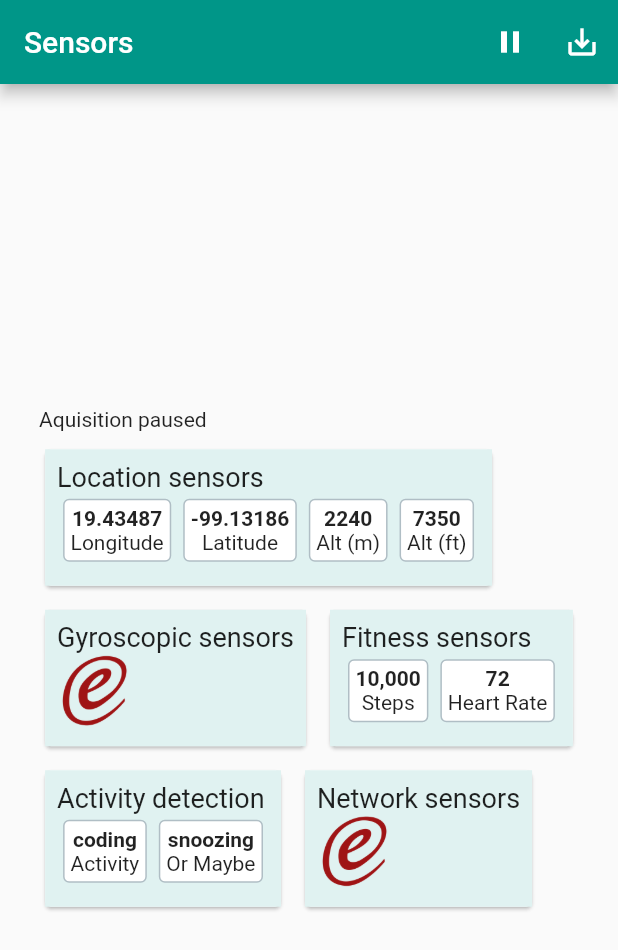
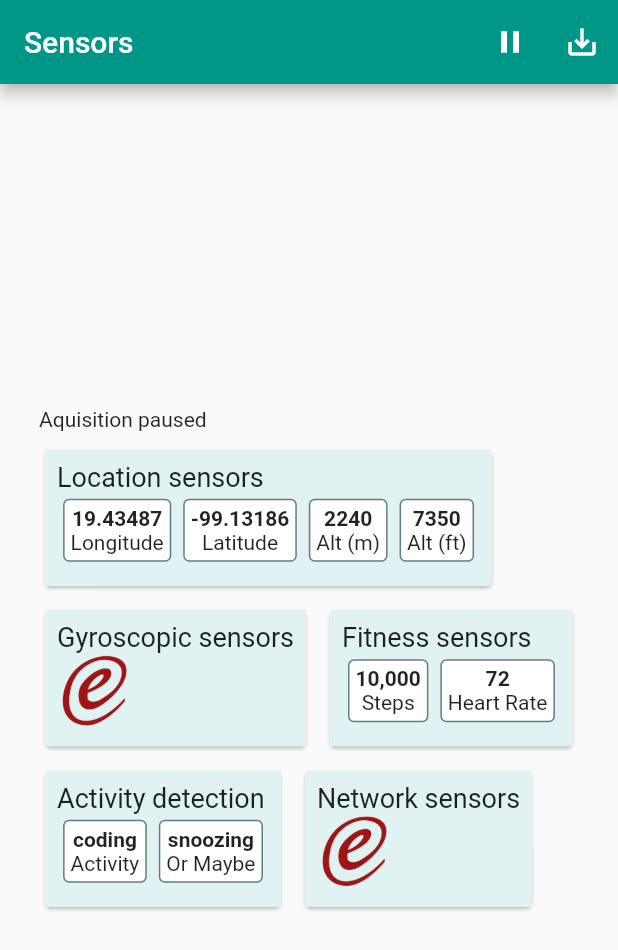
Before and after one commit to ereinecke/Sensors, a Flutter app: the screen it shows after launch, on a phone screen of 412 x 824 dp. Shown: the top 950 px of the screen. Run offline on Flutter 3.47's test engine with Material 2 defaults, Android fonts, the phone set to English and light mode, and no system bars; our stand-ins replace geolocator, location, sensors.

```diff
--- a/lib/displays.dart
+++ b/lib/displays.dart
@@ -3,26 +3,27 @@
 import 'package:flutter/cupertino.dart';
 import 'package:flutter/material.dart';
 import 'package:location/location.dart';
-import 'package:location_sensors/location.dart';
 
-LocationData _dummyLocationData;
+
+// LocationData _dummyLocationData;
+
 /// TODO: replace dummy data
-String getLatitude(LocationData locationData) {
+String getLatitude() {
   return '19.43487';
 }
 
 /// TODO: replace dummy data
-String getLongitude(LocationData locationData) {
+String getLongitude() {
   return '-99.13186';
 }
 
 /// TODO: replace dummy data
-String getAltitudeMeters(LocationData locationData) {
+String getAltitudeMeters() {
   return '2240';
 }
 
 /// TODO: replace dummy data
-String getAltitudeFeet(LocationData locationData) {
+String getAltitudeFeet() {
   return '7350';
 }
 
@@ -41,10 +42,10 @@ final locationDisplay = Card(
         Row(mainAxisAlignment: MainAxisAlignment.spaceAround,
             mainAxisSize: MainAxisSize.min,
             children: <Widget>[
-          _readout('Longitude', getLatitude(_dummyLocationData)),
-          _readout('Latitude', getLongitude(_dummyLocationData)),
-          _readout('Alt (m)', getAltitudeMeters(_dummyLocationData)),
-          _readout('Alt (ft)', getAltitudeFeet(_dummyLocationData))
+          _readout('Longitude', getLatitude()),
+          _readout('Latitude', getLongitude()),
+          _readout('Alt (m)', getAltitudeMeters()),
+          _readout('Alt (ft)', getAltitudeFeet())
       ]),
     ]),
   ),
@@ -142,7 +143,7 @@ Container _readout(String label, String value) {
     decoration: BoxDecoration(
       color: Colors.white,
       borderRadius: BorderRadius.circular(4),
-      border: Border.all(color: Colors.blueGrey[200])
+      border: Border.all(color: Colors.blueGrey)
       ),
     child: Column(
       children: [
```
